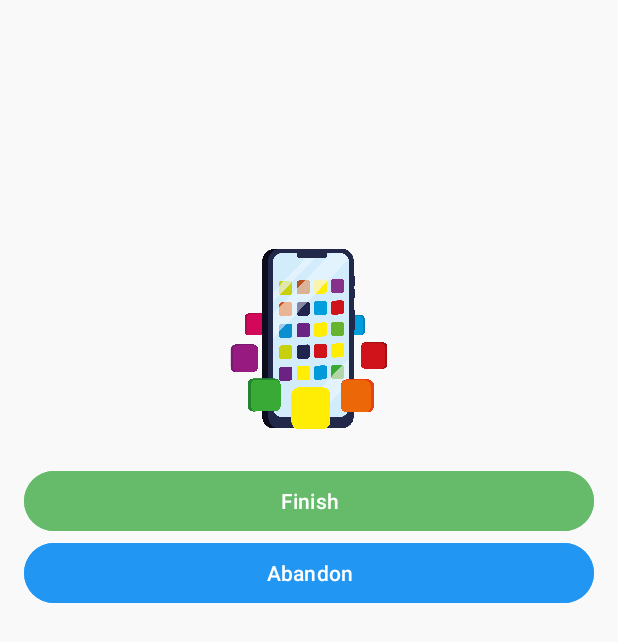
After one commit to chisroxana31/HabitBurtsApp, an Android app: the CurrentActivity screen opened directly, with no data from a screen before it, on a phone screen of 412 x 824 dp. The commit adds this screen. Shown: the top 642 px of the screen. Run offline under Robolectric (Android 15) with nearby library versions, the light colour scheme and no system bars.

Commit message:
Habits progress - current habit ui

```diff
--- a/app/src/main/AndroidManifest.xml
+++ b/app/src/main/AndroidManifest.xml
@@ -10,6 +10,7 @@
         android:label="@string/app_name"
         android:roundIcon="@mipmap/ic_launcher_round"
         android:supportsRtl="true"
+        android:enableOnBackInvokedCallback="true"
         android:theme="@style/Theme.HabitBurtsApp"
         tools:targetApi="31">
         <activity
@@ -22,9 +23,14 @@
             android:exported="false"
             android:theme="@style/Theme.HabitBurtsApp" />
         <activity
+            android:name=".CurrentActivity"
+            android:exported="false"
+            android:theme="@style/Theme.HabitBurtsApp" />
+        <activity
             android:name=".MainActivity"
             android:exported="true"
             android:theme="@style/Theme.HabitBurtsApp.NoActionBar">
+
             <intent-filter>
                 <action android:name="android.intent.action.MAIN" />
 
--- /dev/null
+++ b/app/src/main/java/com/example/habitburtsapp/CurrentActivity.java
@@ -0,0 +1,68 @@
+package com.example.habitburtsapp;
+
+import android.content.Intent;
+import android.content.SharedPreferences;
+import android.os.Bundle;
+import android.widget.Button;
+
+import androidx.appcompat.app.AppCompatActivity;
+
+public class CurrentActivity extends AppCompatActivity {
+
+    @Override
+    protected void onCreate(Bundle savedInstanceState) {
+        super.onCreate(savedInstanceState);
+        setContentView(R.layout.activity_current);
+
+        // Set the flag to indicate the user is in CurrentActivity
+        markAsInCurrentActivity(true);
+
+        setupFinishButton();
+
+        setupAbandonButton();
+    }
+
+
+    //Marks the user's presence in CurrentActivity by updating SharedPreferences.
+    private void markAsInCurrentActivity(boolean isInCurrentActivity) {
+        SharedPreferences preferences = getSharedPreferences("HabitBurstsPrefs", MODE_PRIVATE);
+        preferences.edit().putBoolean("isInCurrentActivity", isInCurrentActivity).apply();
+    }
+
+
+    //Sets up the finish button behavior.
+    //When clicked, clears the "isInCurrentActivity" flag and redirects to HomeActivity.
+    private void setupFinishButton() {
+        Button finishButton = findViewById(R.id.finishButton);
+
+        finishButton.setOnClickListener(v -> {
+            // Clear the flag to indicate the user is leaving CurrentActivity
+            markAsInCurrentActivity(false);
+
+            // Redirect to HomeActivity
+            redirectToHomeActivity();
+        });
+    }
+
+    //Sets up the abandon button behavior.
+    //When clicked, clears the "isInCurrentActivity" flag and redirects to HomeActivity.
+    private void setupAbandonButton() {
+        Button abandonButton = findViewById(R.id.abandonButton);
+
+        abandonButton.setOnClickListener(v -> {
+            // Clear the flag to indicate the user is leaving CurrentActivity
+            markAsInCurrentActivity(false);
+
+            // Redirect to HomeActivity
+            redirectToHomeActivity();
+        });
+    }
+
+
+    // Redirects the user to HomeActivity and finishes CurrentActivity.
+    private void redirectToHomeActivity() {
+        Intent intent = new Intent(CurrentActivity.this, HomeActivity.class);
+        startActivity(intent);
+        finish(); // Close CurrentActivity
+    }
+}
--- a/app/src/main/java/com/example/habitburtsapp/ui/habits/HabitsFragment.java
+++ b/app/src/main/java/com/example/habitburtsapp/ui/habits/HabitsFragment.java
@@ -1,5 +1,6 @@
 package com.example.habitburtsapp.ui.habits;
 
+import android.content.Intent;
 import android.os.Bundle;
 import android.util.Log;
 import android.view.LayoutInflater;
@@ -13,6 +14,7 @@ import androidx.lifecycle.ViewModelProvider;
 import androidx.recyclerview.widget.LinearLayoutManager;
 import androidx.recyclerview.widget.RecyclerView;
 
+import com.example.habitburtsapp.MainActivity;
 import com.example.habitburtsapp.R;
 import com.example.habitburtsapp.databinding.FragmentHabitsBinding;
 import com.google.firebase.firestore.DocumentSnapshot;
@@ -85,6 +87,8 @@ public class HabitsFragment extends Fragment {
                     }
                 });
     }
+
+
     @Override
     public void onDestroyView() {
         super.onDestroyView();
--- a/app/src/main/java/com/example/habitburtsapp/ui/settings/SettingsFragment.java
+++ b/app/src/main/java/com/example/habitburtsapp/ui/settings/SettingsFragment.java
@@ -7,7 +7,6 @@ import android.view.LayoutInflater;
 import android.view.View;
 import android.view.ViewGroup;
 import android.widget.Button;
-import android.widget.TextView;
 import android.widget.Toast;
 import android.widget.LinearLayout;
 
--- /dev/null
+++ b/app/src/main/res/layout/activity_current.xml
@@ -0,0 +1,40 @@
+<LinearLayout
+    xmlns:android="http://schemas.android.com/apk/res/android"
+    xmlns:tools="http://schemas.android.com/tools"
+    android:layout_width="match_parent"
+    android:layout_height="match_parent"
+    android:orientation="vertical"
+    android:padding="16dp"
+    android:background="#F9F9F9"
+    tools:ignore="ExtraText">
+
+    <!-- App Logo -->
+    <ImageView
+        android:id="@+id/appLogo"
+        android:layout_width="120dp"
+        android:layout_height="120dp"
+        android:contentDescription="@string/todo"
+        android:src="@mipmap/logo"
+        android:layout_gravity="center"
+        android:layout_marginBottom="24dp"
+        android:layout_marginTop="150dp"/>
+
+    <!-- Finish Button -->
+    <Button
+        android:id="@+id/finishButton"
+        android:layout_width="match_parent"
+        android:layout_height="wrap_content"
+        android:text="@string/finish"
+        android:textColor="#FFFFFF"
+        android:backgroundTint="#66BB6A"/>
+
+    <!-- Abandon Button -->
+    <Button
+        android:id="@+id/abandonButton"
+        android:layout_width="match_parent"
+        android:layout_height="wrap_content"
+        android:text="@string/abandon"
+        android:textColor="#FFFFFF"
+        android:backgroundTint="#2196F3"/>
+
+</LinearLayout>
--- a/app/src/main/res/layout/fragment_current.xml
+++ b/app/src/main/res/layout/fragment_current.xml
@@ -1,5 +1,6 @@
 <?xml version="1.0" encoding="utf-8"?>
 <androidx.constraintlayout.widget.ConstraintLayout xmlns:android="http://schemas.android.com/apk/res/android"
+    android:id="@+id/fragment_current"
     xmlns:app="http://schemas.android.com/apk/res-auto"
     xmlns:tools="http://schemas.android.com/tools"
     android:layout_width="match_parent"
--- a/app/src/main/res/layout/fragment_settings.xml
+++ b/app/src/main/res/layout/fragment_settings.xml
@@ -73,6 +73,7 @@
             android:backgroundTint="#66BB6A"
             android:textColor="#FFFFFF" />
     </LinearLayout>
+
     <!-- Log Out Button -->
     <Button
         android:id="@+id/logoutButton"
@@ -81,7 +82,6 @@
         android:backgroundTint="#2196F3"
         android:text="@string/log_out"
         android:textColor="#FFFFFF"
-        tools:ignore="MissingConstraints"
-        tools:layout_editor_absoluteX="8dp"
-        tools:layout_editor_absoluteY="341dp" />
+        tools:ignore="MissingConstraints" />
+
 </androidx.constraintlayout.widget.ConstraintLayout>
--- a/app/src/main/res/navigation/mobile_navigation.xml
+++ b/app/src/main/res/navigation/mobile_navigation.xml
@@ -29,9 +29,4 @@
         android:label="@string/menu_settings"
         tools:layout="@layout/fragment_settings" />
 
-
-
-
-
-
 </navigation>
--- a/app/src/main/res/values/strings.xml
+++ b/app/src/main/res/values/strings.xml
@@ -79,4 +79,6 @@
     <string name="start_habit_challenge">Start Habit Challenge</string>
     <string name="description">Description</string>
     <string name="close">Close</string>
+    <string name="finish">Finish</string>
+    <string name="abandon">Abandon</string>
 </resources>
```
Also changed, not shown: app/src/main/java/com/example/habitburtsapp/HomeActivity.java (+54 -35 lines), app/src/main/java/com/example/habitburtsapp/ui/habits/HabitDetailsDialog.java (+12 -6 lines), app/src/main/java/com/example/habitburtsapp/ui/habits/HabitsAdapter.java (+22 -1 lines), app/src/main/res/layout/dialog_habit_details.xml (+0 -9 lines), app/src/main/res/layout/habit_item.xml (+26 -6 lines).
